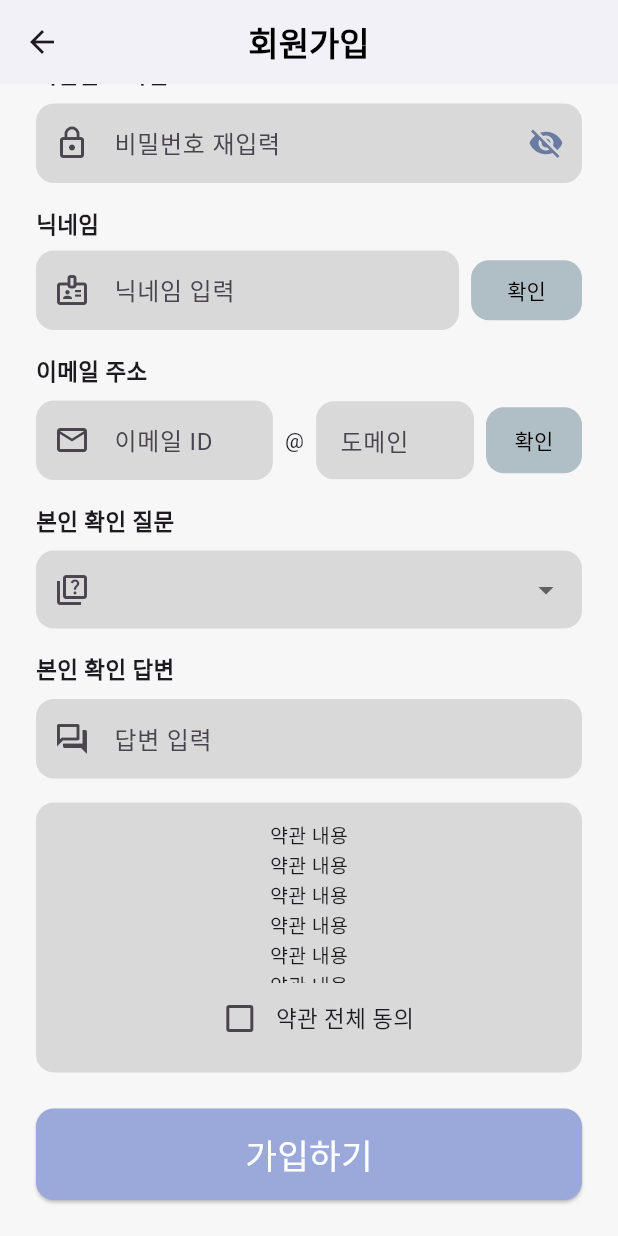
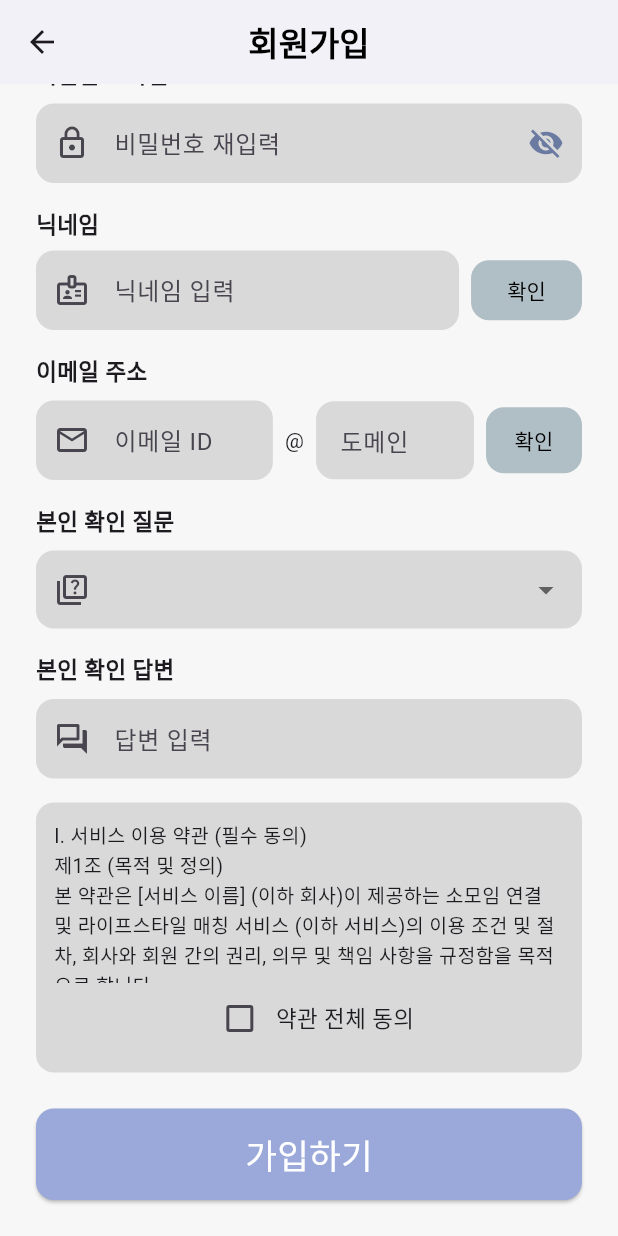
Before and after one commit to duddj1598/LifeMatch_frontend, a Flutter app: the SignUpScreen screen opened by its route, scrolled down 238 dp, on a phone screen of 412 x 824 dp. Run offline on Flutter 3.47's test engine with Material 3 defaults, Android fonts, the phone set to English and light mode, and no system bars; our stand-ins replace dio, flutter_secure_storage, image_picker, shared_preferences; missing offline and left inert: jwt_decode; accounts and stored records are empty.

Commit message:
약관 내용 작성

```diff
--- a/lib/features/auth/screens/signup_screen.dart
+++ b/lib/features/auth/screens/signup_screen.dart
@@ -567,8 +567,36 @@ class _SignUpScreenState extends State<SignUpScreen> {
            Expanded(
             child: SingleChildScrollView(
               child: Text(
-                "약관 내용\n" * 10,
-                style: TextStyle(fontSize: 13),
+                'I. 서비스 이용 약관 (필수 동의)\n'
+                '제1조 (목적 및 정의)\n'
+                '본 약관은 [서비스 이름] (이하 회사)이 제공하는 소모임 연결 및 라이프스타일 매칭 서비스 (이하 서비스)의 이용 조건 및 절차, 회사와 회원 간의 권리, 의무 및 책임 사항을 규정함을 목적으로 합니다.\n'
+                '제2조 (회원가입 및 이용 제한)\n'
+                '회원가입: 이용자는 본 약관에 동의하고 회사가 정한 절차에 따라 필수 정보를 제공하여 회원가입을 신청하며, 회사는 이를 승낙함으로써 이용 계약이 성립됩니다.\n'
+                '이용 제한: 만 14세 미만인 자의 가입은 제한됩니다. 회원은 가입 시 제공한 모든 정보(닉네임, 이메일 등)가 사실임을 보장해야 하며, 허위 정보를 기재한 경우 서비스 이용이 제한되거나 회원 자격이 상실될 수 있습니다.\n'
+                '제3조 (서비스 내용 및 의무)\n'
+                '서비스 제공: 회사는 소모임 생성/가입, 커뮤니티 활동 지원, 라이프스타일 분석에 기반한 맞춤형 활동 및 회원 추천 등의 서비스를 제공합니다.\n'
+                '회원의 의무: 회원은 본 약관 및 관련 법령을 준수해야 하며, 타인 정보 도용, 서비스의 영리 목적 이용, 불법 게시물 작성 등 서비스 운영을 방해하는 행위는 엄격히 금지됩니다.\n'
+                '제4조 (게시물의 관리 및 저작권)\n'
+                '게시물 관리: 회원이 서비스 내에 게시하거나 등록한 내용이 타인의 권리를 침해하거나 서비스 목적에 부합하지 않는 경우, 회사는 이를 사전 통보 없이 삭제, 이동, 또는 접근을 차단할 수 있습니다.\n'
+                '게시물 책임: 게시물에 대한 책임은 해당 내용을 등록한 회원 본인에게 있습니다.\n'
+                '제5조 (계약 해지 및 탈퇴)\n'
+                '회원은 언제든지 서비스 내 탈퇴 절차를 통해 자유롭게 이용 계약을 해지(탈퇴)할 수 있습니다. 회사는 회원의 탈퇴 요청 시 관련 법령이 정한 바에 따라 정보를 처리합니다.\n'
+                'II. 개인정보 수집 및 이용 동의 (필수 동의)'
+                '회사는 개인정보 보호법에 따라 다음과 같이 개인정보를 수집 및 이용하며, 회원의 권리를 보호합니다.'
+
+                '1. 수집 및 이용 목적\n'
+                '회원 식별 및 서비스 제공: 회원 식별, 소모임 가입 및 활동, 채팅 기능 제공, 고지사항 전달.\n'
+                '라이프스타일 매칭 및 추천: 수집된 라이프스타일 정보를 분석하여 맞춤형 소모임 및 회원 추천, 활동 지역 설정 지원.\n'
+                '법적 의무 이행: 부정 이용 방지, 민원 및 분쟁 처리.\n'
+
+                '2. 수집 항목 및 보유 기간\n'
+                '닉네임, 이메일 주소, 비밀번호, 휴대폰 번호(인증 시), 프로필 이미지 : 회원 탈퇴 시 즉시 파기 또는 법령에 따른 의무 보존 기간\n'
+                    '생년월일 및 성별 (매칭 정확도 향상), 관심사 카테고리, 거주지(시/구 단위) : 회원 탈퇴 시 즉시 파기\n'
+                'IP 주소, 서비스 이용 기록, 접속 기기 정보 : 3년(통신 비밀 보호법에 따름)\n'
+
+
+
+                ,style: TextStyle(fontSize: 13),
               ),
             ),
           ),
--- a/lib/features/auth/services/auth_service.dart
+++ b/lib/features/auth/services/auth_service.dart
@@ -38,7 +38,6 @@ class AuthService {
       throw Exception(e.response?.data['detail'] ?? "회원가입 실패");
     }
   }
-
 
 
   // --- 로그인 함수 ---
```
